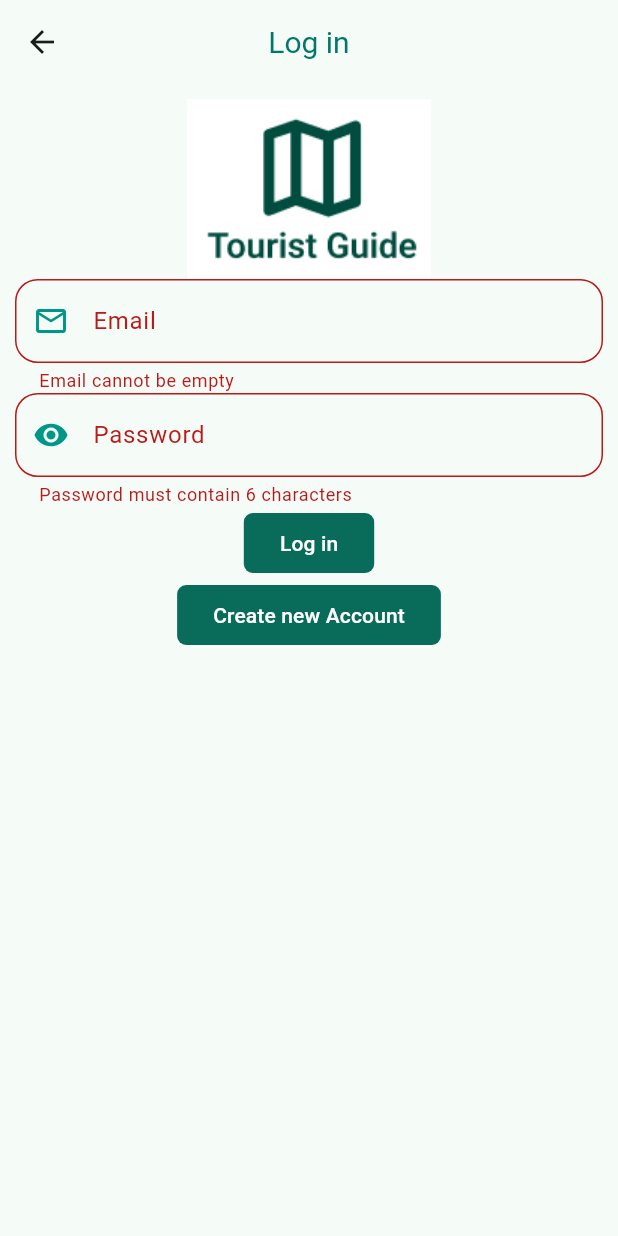
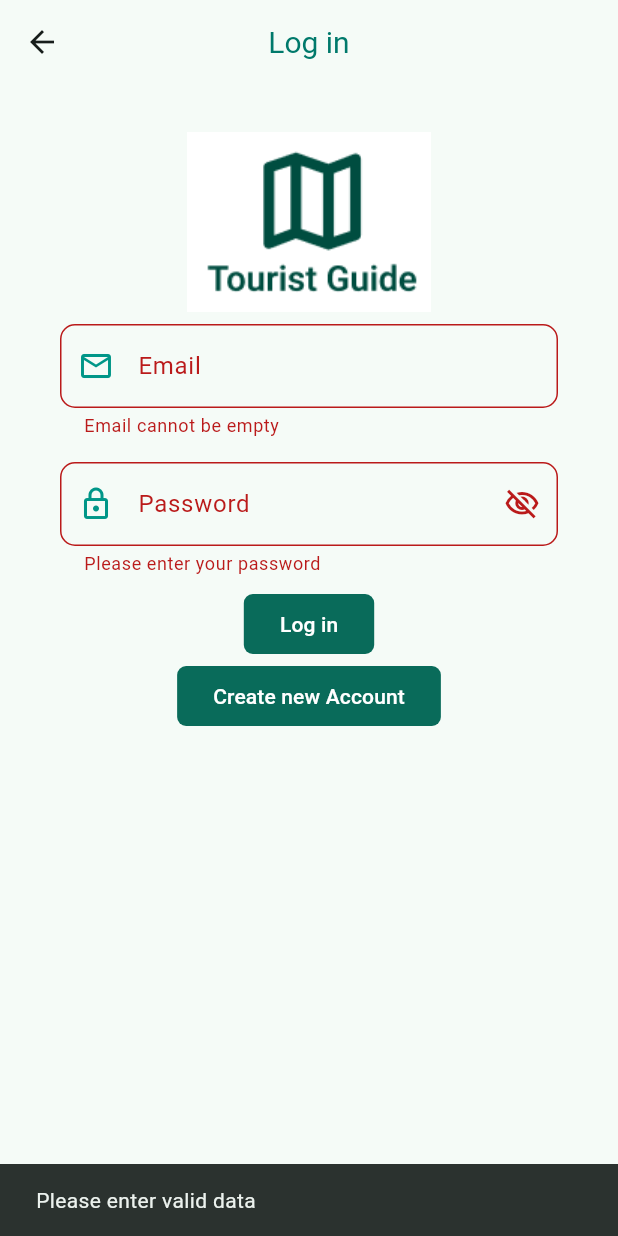
Before and after one commit to Sprints-Flutter-Bootcamp-Projects/Tourist-Guide-App-for-Egypt, a Flutter app: the LoginPage screen opened directly, after a tap on "Log in", on a phone screen of 412 x 824 dp. Run offline on Flutter 3.47's test engine with Material 3 defaults, Android fonts, the phone set to English and light mode, and no system bars; our stand-ins replace easy_localization, shared_preferences; accounts and stored records are empty.

Commit message:
added function to check the user in the login with shared pref

```diff
--- /dev/null
+++ b/lib/helpers/shared_pref.dart
@@ -0,0 +1,21 @@
+import 'dart:convert'; // For JSON encoding and decoding
+import 'package:shared_preferences/shared_preferences.dart';
+
+class SharedPreferencesHelper {
+  // Save user data as a JSON string
+  static Future<void> saveUserData(Map<String, dynamic> userData) async {
+    final prefs = await SharedPreferences.getInstance();
+    String jsonData = jsonEncode(userData); // Convert map to JSON string
+    await prefs.setString('user_data', jsonData);
+  }
+
+  // Retrieve user data as a Map
+  static Future<Map<String, dynamic>?> getUserData() async {
+    final prefs = await SharedPreferences.getInstance();
+    String? jsonData = prefs.getString('user_data');
+    if (jsonData != null) {
+      return jsonDecode(jsonData); // Convert JSON string back to map
+    }
+    return null;
+  }
+}
--- a/lib/views/authentication/login_page.dart
+++ b/lib/views/authentication/login_page.dart
@@ -1,6 +1,10 @@
+import 'dart:convert';
+
 import 'package:easy_localization/easy_localization.dart';
 import 'package:flutter/material.dart';
+import 'package:tourist_guide/helpers/shared_pref.dart';
 import 'package:tourist_guide/views/authentication/signup_page.dart';
+import 'package:tourist_guide/widgets/my_textformfield.dart';
 import '../../nav_bar.dart';
 
 class LoginPage extends StatefulWidget {
@@ -12,9 +16,9 @@ class LoginPage extends StatefulWidget {
 
 class _LoginPageState extends State<LoginPage> {
   bool isHiddenPassword = true;
+  final _formKey = GlobalKey<FormState>();
   TextEditingController emailController = TextEditingController();
   TextEditingController passwordController = TextEditingController();
-  final _formKey = GlobalKey<FormState>();
 
   @override
   Widget build(BuildContext context) {
@@ -26,32 +30,18 @@ class _LoginPageState extends State<LoginPage> {
           style: TextStyle(fontSize: 20, color: Colors.teal.shade700),
         ),
       ),
-      body: Form(
+      body: SingleChildScrollView(
+        padding: const EdgeInsets.all(32.0),
+        child: Form(
           key: _formKey,
-        child: Padding(
-          padding: const EdgeInsets.all(10),
-          child: SingleChildScrollView(
           child: Column(
             // spacing: 15,
             children: [
               Image.asset('assets/images/logo.PNG'),
-                TextFormField(
+              MyTextFormField(
                 controller: emailController,
-                  decoration: InputDecoration(
-                    prefixIcon: const Icon(
-                      Icons.email_outlined,
-                      color: Colors.teal,
-                    ),
-                    labelText: tr('email'),
-                    enabledBorder: OutlineInputBorder(
-                      borderRadius: BorderRadius.circular(15),
-                      borderSide: const BorderSide(color: Colors.teal),
-                    ),
-                    border: OutlineInputBorder(
-                      borderRadius: BorderRadius.circular(15),
-                      borderSide: const BorderSide(color: Colors.teal),
-                    ),
-                  ),
+                label: context.tr('email'),
+                labelIcon: Icons.email_outlined,
                 validator: (value) {
                   if (value != null && value.isEmpty) {
                     return 'Email cannot be empty';
@@ -61,48 +51,120 @@ class _LoginPageState extends State<LoginPage> {
                   return null;
                 },
               ),
-                TextFormField(
-                  obscureText: isHiddenPassword,
+              // TextFormField(
+              //   controller: emailController,
+              //   decoration: InputDecoration(
+              //     prefixIcon: const Icon(
+              //       Icons.email_outlined,
+              //       color: Colors.teal,
+              //     ),
+              //     labelText: tr('email'),
+              //     enabledBorder: OutlineInputBorder(
+              //       borderRadius: BorderRadius.circular(15),
+              //       borderSide: const BorderSide(color: Colors.teal),
+              //     ),
+              //     // border: OutlineInputBorder(
+              //     //   borderRadius: BorderRadius.circular(15),
+              //     //   borderSide: const BorderSide(color: Colors.teal),
+              //     // ),
+              //   ),
+              //   validator: (value) {
+              //     if (value != null && value.isEmpty) {
+              //       return 'Email cannot be empty';
+              //     } else if (!(value!.contains('@'))) {
+              //       return 'Email must contain @[mail]';
+              //     }
+              //     return null;
+              //   },
+              // ),
+              MyTextFormField(
                   controller: passwordController,
-                  validator: (value) {
-                    if (value != null && value.length < 6) {
-                      return 'Password must contain 6 characters';
+                  label: 'Password',
+                  labelIcon: Icons.lock_outlined,
+                  obsecureText: true,
+                  isPassword: true,
+                  validator: (String? value) {
+                    if (value == null || value.isEmpty) {
+                      return 'Please enter your password';
                     }
                     return null;
-                  },
-                  decoration: InputDecoration(
-                    labelText: tr('password'),
-                    enabledBorder: OutlineInputBorder(
-                        borderRadius: BorderRadius.circular(15),
-                        borderSide: const BorderSide(color: Colors.teal)),
-                    border: OutlineInputBorder(
-                      borderRadius: BorderRadius.circular(15),
-                    ),
-                    prefixIcon: IconButton(
-                        color: Colors.teal,
-                        onPressed: () {
-                          togglePasswordVisibility();
-                        },
-                        icon: Icon(isHiddenPassword
-                            ? Icons.visibility
-                            : Icons.visibility_off)),
-                  ),
-                ),
+                  }),
+              // TextFormField(
+              //   obscureText: isHiddenPassword,
+              //   controller: passwordController,
+              //   validator: (value) {
+              //     if (value != null && value.length < 6) {
+              //       return 'Password must contain 6 characters';
+              //     }
+              //     return null;
+              //   },
+              //   decoration: InputDecoration(
+              //     labelText: tr('password'),
+              //     enabledBorder: OutlineInputBorder(
+              //         borderRadius: BorderRadius.circular(15),
+              //         borderSide: const BorderSide(color: Colors.teal)),
+              //     border: OutlineInputBorder(
+              //       borderRadius: BorderRadius.circular(15),
+              //     ),
+              //     prefixIcon: IconButton(
+              //         color: Colors.teal,
+              //         onPressed: () {
+              //           togglePasswordVisibility();
+              //         },
+              //         icon: Icon(isHiddenPassword
+              //             ? Icons.visibility
+              //             : Icons.visibility_off)),
+              //   ),
+              // ),
               FilledButton(
                 style: FilledButton.styleFrom(
                     shape: RoundedRectangleBorder(
                         borderRadius: BorderRadius.circular(6))),
-                  onPressed: () {
+                onPressed: () async {
                   if (_formKey.currentState!.validate()) {
-                      isLoggedIn = true;
-                      Navigator.pop(context);
+                    // Retrieve saved user data
+                    Map<String, dynamic>? userData =
+                        await SharedPreferencesHelper.getUserData();
+                    if (userData != null) {
+                      print('User data: $userData');
+
+                      // Compare entered credentials with stored data
+                      if (emailController.text == userData!['email'] &&
+                          passwordController.text == userData['password']) {
+                        // Login successful
+                        // Navigate to home page
+                        Navigator.pushAndRemoveUntil(
+                          context,
+                          MaterialPageRoute(
+                            builder: (context) => const MyNavigationBar(),
+                          ),
+                          (route) => false,
+                        );
+                        ScaffoldMessenger.of(context).showSnackBar(
+                          SnackBar(content: Text('Login Successful')),
+                        );
                       } else {
-                      const ScaffoldMessenger(
-                          child: SnackBar(
-                              content: Text('Please Enter a valid data')));
+                        // Invalid credentials
+                        ScaffoldMessenger.of(context).showSnackBar(
+                          SnackBar(content: Text('Invalid email or password')),
+                        );
+                      }
+                    } else {
+                      // No user data found
+                      ScaffoldMessenger.of(context).showSnackBar(
+                        const SnackBar(
+                            content: Text('No account found. Please sign up.')),
+                      );
+                    }
+                  } else {
+                    ScaffoldMessenger.of(context).showSnackBar(
+                      const SnackBar(content: Text('Please enter valid data')),
+                    );
                   }
                 },
-                  child: Text(tr('log_in')),
+                child: Text(
+                  context.tr('log_in'),
+                ),
               ),
               FilledButton(
                   style: FilledButton.styleFrom(
@@ -118,7 +180,6 @@ class _LoginPageState extends State<LoginPage> {
           ),
         ),
       ),
-      ),
     );
   }
 
--- a/lib/widgets/my_textformfield.dart
+++ b/lib/widgets/my_textformfield.dart
@@ -3,6 +3,7 @@ import 'package:flutter/material.dart';
 class MyTextFormField extends StatefulWidget {
   final TextEditingController controller;
   final String label;
+  final IconData labelIcon;
   final String? Function(String?)? validator;
   final bool isPassword;
   bool obsecureText;
@@ -11,6 +12,7 @@ class MyTextFormField extends StatefulWidget {
       {super.key,
       required this.controller,
       required this.label,
+      required this.labelIcon,
       this.obsecureText = false,
       this.validator,
       this.isPassword = false});
@@ -32,9 +34,11 @@ class _MyTextFormFieldState extends State<MyTextFormField> {
 
   @override
   Widget build(BuildContext context) {
-    return TextFormField(
-      controller: widget.controller,
-      decoration: InputDecoration(
+    return Padding(
+      padding: const EdgeInsets.all(8.0),
+      child: TextFormField(
+        controller: widget.controller,
+        decoration: InputDecoration(
           suffixIcon: widget.isPassword
               ? InkWell(
                   child: Icon(suffixIcon),
@@ -44,14 +48,28 @@ class _MyTextFormFieldState extends State<MyTextFormField> {
           labelText: widget.label,
           hintText: 'Enter your ${widget.label.toLowerCase()}',
           focusColor: const Color(0xFF004D40),
-          border: const OutlineInputBorder(),
-          enabledBorder: const OutlineInputBorder(
-            borderSide: BorderSide(width: 1, color: Colors.grey),
+          prefixIcon: Icon(
+            widget.labelIcon,
+            color: Colors.teal,
+          ),
+          border: OutlineInputBorder(
+            borderRadius: BorderRadius.circular(10),
+            borderSide: const BorderSide(width: 1, color: Colors.grey),
+          ),
+          enabledBorder: OutlineInputBorder(
+            borderRadius: BorderRadius.circular(10),
+            borderSide: const BorderSide(width: 1, color: Colors.grey),
           ),
           focusedBorder: const OutlineInputBorder(
-              borderSide: BorderSide(width: 2, color: Color(0xFF004D40)))),
-      obscureText: widget.obsecureText,
-      validator: widget.validator,
+            borderSide: BorderSide(
+              width: 2,
+              color: Color(0xFF004D40),
+            ),
+          ),
+        ),
+        obscureText: widget.obsecureText,
+        validator: widget.validator,
+      ),
     );
   }
 }
--- a/pubspec.yaml
+++ b/pubspec.yaml
@@ -25,6 +25,7 @@ dev_dependencies:
 flutter:
   uses-material-design: true
   assets:
+    - assets/
     - assets/images/
     - assets/translations/en.json
     - assets/translations/ar.json
```
Also changed, not shown: lib/views/authentication/signup_page.dart (+22 -25 lines), pubspec.lock. Lines whose indentation alone changed are shown as unchanged.
